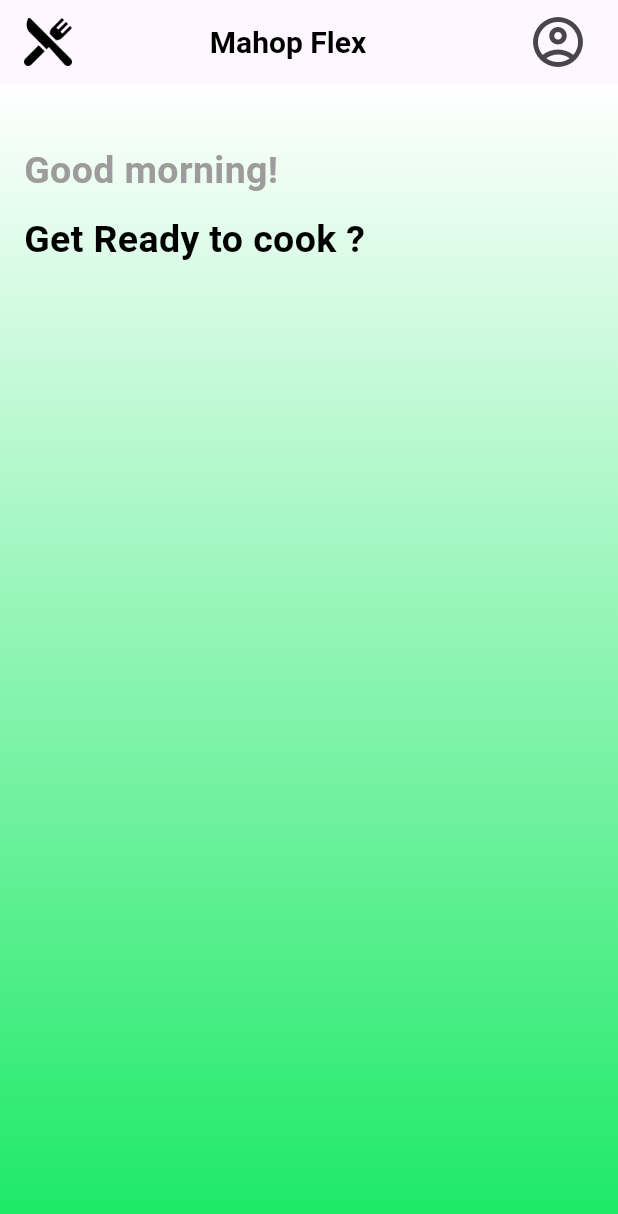
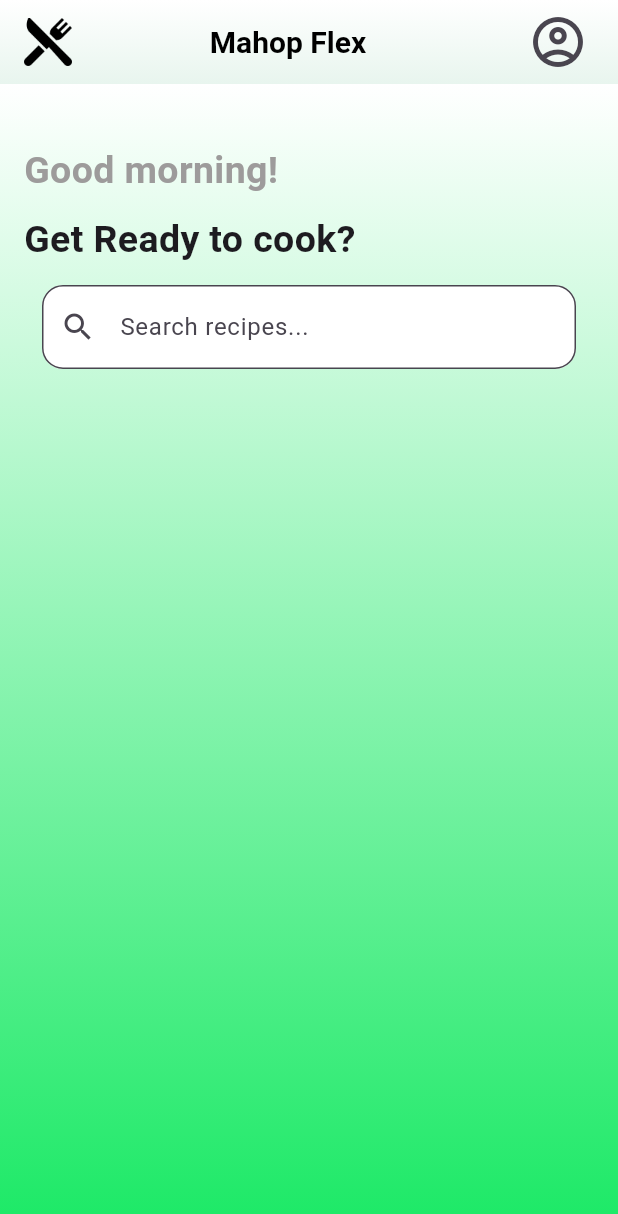
Before and after one commit to Tsn168/Flutter_FInal_Project, a Flutter app: the screen it shows after launch, on a phone screen of 412 x 824 dp. Shown: the top 1214 px of the screen. Run offline on Flutter 3.47's test engine with Material 3 defaults, Android fonts, the phone set to English and light mode, and no system bars; Roboto replaces fonts that are missing (Times New Roman).

Commit message:
finish search bar

```diff
--- a/lib/data/dummy/dummy_pantry.dart
+++ b/lib/data/dummy/dummy_pantry.dart
@@ -1,3 +1,4 @@
+import '../../models/pantry.dart';
 import 'dummy_ingredient.dart';
 import 'dummy_recipe.dart';
 
--- a/lib/ui/main/main_screen.dart
+++ b/lib/ui/main/main_screen.dart
@@ -1,4 +1,7 @@
 import 'package:flutter/material.dart';
+import '../../models/recipe.dart';
+import '../../models/dummy_data_loader.dart';
+import '../../data/dummy/dummy_recipe.dart';
 
 class MainScreen extends StatefulWidget {
   const MainScreen({super.key});
@@ -8,11 +11,54 @@ class MainScreen extends StatefulWidget {
 }
 
 class _MainScreenState extends State<MainScreen> {
+  final TextEditingController _searchController = TextEditingController();
+
+  List<Recipe> _filteredRecipes = [];
+  bool _hasSearched = false; // ✅ ADDED (ONLY NEW STATE)
+
+  @override
+  void initState() {
+    super.initState();
+    _searchController.addListener(_searchRecipes);
+  }
+
+  void _searchRecipes() {
+    final query = _searchController.text.toLowerCase().trim();
+
+    setState(() {
+      _hasSearched = query.isNotEmpty;
+
+      if (query.isEmpty) {
+        _filteredRecipes = [];
+      } else {
+        _filteredRecipes = allRecipes.where((recipe) {
+          return recipe.title.toLowerCase().contains(query);
+        }).toList();
+      }
+    });
+  }
+
+  @override
+  void dispose() {
+    _searchController.dispose();
+    super.dispose();
+  }
+
   @override
   Widget build(BuildContext context) {
     return Scaffold(
       backgroundColor: const Color(0xFFFFFFFF),
       appBar: AppBar(
+        elevation: 0,
+        flexibleSpace: Container(
+          decoration: const BoxDecoration(
+            gradient: LinearGradient(
+              colors: [Colors.white, Color(0xFFE8F5EE)],
+              begin: Alignment.topCenter,
+              end: Alignment.bottomCenter,
+            ),
+          ),
+        ),
         title: Row(
           children: [
             InkWell(
@@ -22,11 +68,11 @@ class _MainScreenState extends State<MainScreen> {
               borderRadius: BorderRadius.circular(20),
               child: Image.asset('lib/assets/images/logo.png', height: 32),
             ),
-            Expanded(
+            const Expanded(
               child: Text(
                 'Mahop Flex',
                 textAlign: TextAlign.center,
-                style: const TextStyle(
+                style: TextStyle(
                   fontSize: 20,
                   fontWeight: FontWeight.bold,
                   color: Colors.black,
@@ -44,9 +90,8 @@ class _MainScreenState extends State<MainScreen> {
             onPressed: () {},
           ),
         ],
-        // Set app bar background to white
-        elevation: 0, // Remove shadow
       ),
+
       body: Container(
         width: double.infinity,
         height: double.infinity,
@@ -55,7 +100,6 @@ class _MainScreenState extends State<MainScreen> {
             colors: [Colors.white, Color(0xFF1AE965)],
             begin: Alignment.topCenter,
             end: Alignment.bottomCenter,
-            stops: [0, 1],
           ),
         ),
         child: Padding(
@@ -63,7 +107,7 @@ class _MainScreenState extends State<MainScreen> {
           child: Column(
             crossAxisAlignment: CrossAxisAlignment.start,
             children: [
-              Text(
+              const Text(
                 'Good morning!',
                 style: TextStyle(
                   fontSize: 25,
@@ -71,16 +115,42 @@ class _MainScreenState extends State<MainScreen> {
                   color: Color.fromARGB(255, 157, 155, 155),
                 ),
               ),
-              SizedBox(height: 10),
-              Text(
-                'Get Ready to cook ?',
-                style: TextStyle(
-                  fontSize: 25,
-                  color: Colors.black,
-                  fontWeight: FontWeight.bold,
+              const SizedBox(height: 10),
+              const Text(
+                'Get Ready to cook?',
+                style: TextStyle(fontSize: 25, fontWeight: FontWeight.bold),
+              ),
+              Padding(
+                padding: const EdgeInsets.all(12),
+                child: TextField(
+                  controller: _searchController,
+                  decoration: InputDecoration(
+                    hintText: 'Search recipes...',
+                    prefixIcon: const Icon(Icons.search),
+                    filled: true,
+                    fillColor: Colors.white,
+                    border: OutlineInputBorder(
+                      borderRadius: BorderRadius.circular(14),
+                      borderSide: const BorderSide(color: Colors.white),
+                    ),
+                  ),
                 ),
               ),
-              // You can add more widgets here that will appear on the gradient background
+
+              // 📃 Recipe List (LOGIC FIX ONLY)
+              Expanded(
+                child: !_hasSearched
+                    ? const SizedBox()
+                    : _filteredRecipes.isEmpty
+                    ? const Center(child: Text('No recipes found'))
+                    : ListView.builder(
+                        itemCount: _filteredRecipes.length,
+                        itemBuilder: (context, index) {
+                          final recipe = _filteredRecipes[index];
+                          return ListTile(title: Text(recipe.title));
+                        },
+                      ),
+              ),
             ],
           ),
         ),
```
Also changed, not shown: lib/data/dummy/dummy_ingredient.dart (+17 -1 lines), lib/data/dummy/dummy_recipe.dart (+2 -6 lines), lib/ui/main/main_shell.dart (deleted).
